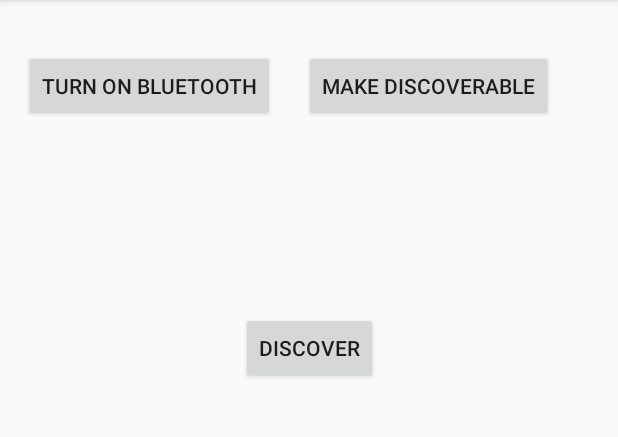
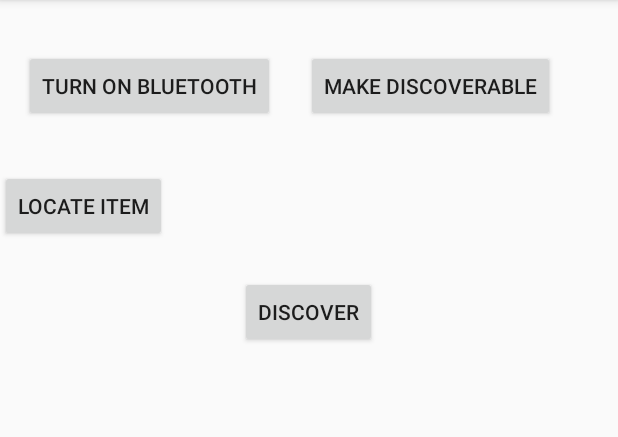
Before and after one commit to Kevnaut/Kiwy, an Android app: the screen it shows after launch (MainActivity), on a phone screen of 412 x 824 dp, the part 84-521 px from its top. Run offline under Robolectric (Android 15) with nearby library versions, the phone set to English and light mode, and no system bars.

Commit message:
Added locate item page and attempted file saving again (not working)

```diff
--- a/app/src/main/AndroidManifest.xml
+++ b/app/src/main/AndroidManifest.xml
@@ -8,6 +8,9 @@
     <uses-permission android:name="android.permission.BLUETOOTH_ADMIN" />
     <uses-permission android:name="android.permission.ACCESS_COARSE_LOCATION" />
     <uses-permission android:name="android.permission.ACCESS_FINE_LOCATION" />
+    <uses-permission android:name="android.permission.WRITE_EXTERNAL_STORAGE" />
+    <uses-permission android:name="android.permission.MANAGE_EXTERNAL_STORAGE" />
+    <uses-permission android:name="android.permission.READ_EXTERNAL_STORAGE" />
 
     <application
         android:allowBackup="true"
@@ -16,7 +19,8 @@
         android:roundIcon="@mipmap/ic_launcher_round"
         android:supportsRtl="true"
         android:theme="@style/AppTheme">
-        <activity android:name=".AddEntry"></activity>
+        <activity android:name=".LocateItem"></activity>
+        <activity android:name=".AddEntry" />
         <activity android:name=".MainActivity">
             <intent-filter>
                 <action android:name="android.intent.action.MAIN" />
--- a/app/src/main/java/com/example/kiwy/MainActivity.java
+++ b/app/src/main/java/com/example/kiwy/MainActivity.java
@@ -27,6 +27,7 @@ public class MainActivity extends AppCompatActivity {
     Button btnEnableDisable_Discoverable;
     Button btnONOFF;
     Button btnDiscoverDevices;
+    Button btnLocateItem;
     public ArrayList<BluetoothDevice> mBTDevices = new ArrayList<>();
     public DeviceListAdapter mDeviceListAdapter;
     ListView lvNewDevices;
@@ -119,12 +120,21 @@ public class MainActivity extends AppCompatActivity {
 
         // Initializing the buttons
         btnONOFF = (Button) findViewById(R.id.btnONOFF);
+        btnLocateItem = (Button) findViewById(R.id.btnLocateItem);
         btnEnableDisable_Discoverable = (Button) findViewById(R.id.btnEnableDisable_Discoverable);
         btnDiscoverDevices = (Button) findViewById(R.id.btnDiscoverDevices);
         lvNewDevices = (ListView) findViewById(R.id.lvNewDevices);
         mBTDevices = new ArrayList<>();
 
         // All onClick actions
+
+        btnLocateItem.setOnClickListener(new View.OnClickListener() {
+            @Override
+            public void onClick(View view) {
+                openLocateItem();
+            }
+        });
+
         lvNewDevices.setOnItemClickListener(new AdapterView.OnItemClickListener() {
             @Override
             public void onItemClick(AdapterView<?> adapterView, View view, int i, long l) {
@@ -168,6 +178,8 @@ public class MainActivity extends AppCompatActivity {
             @RequiresApi(api = Build.VERSION_CODES.M)
             @Override
             public void onClick(View view) {
+                lvNewDevices.setAdapter(null);
+                mBTDevices.clear();
                 Log.d(TAG, "onClick: Looking for unpaird devices");
 
                 if(mBluetoothAdapter.isDiscovering()) {
@@ -188,6 +200,7 @@ public class MainActivity extends AppCompatActivity {
                     IntentFilter discoverDevicesIntent = new IntentFilter(BluetoothDevice.ACTION_FOUND);
                     registerReceiver(mBroadcastReceiver3, discoverDevicesIntent);
                 }
+
 
             }
         });
@@ -235,4 +248,8 @@ public class MainActivity extends AppCompatActivity {
         intent.putExtra("btDeviceAddress", device.getAddress());
         startActivity(intent);
     }
+    public void openLocateItem() {
+        Intent intent = new Intent(this, LocateItem.class);
+        startActivity(intent);
+    }
 }
--- a/app/src/main/res/layout/activity_main.xml
+++ b/app/src/main/res/layout/activity_main.xml
@@ -25,7 +25,7 @@
         android:text="Make Discoverable"
         app:layout_constraintBottom_toBottomOf="parent"
         app:layout_constraintEnd_toEndOf="parent"
-        app:layout_constraintHorizontal_bias="0.312"
+        app:layout_constraintHorizontal_bias="0.328"
         app:layout_constraintStart_toEndOf="@+id/btnONOFF"
         app:layout_constraintTop_toTopOf="parent"
         app:layout_constraintVertical_bias="0.046" />
@@ -43,9 +43,21 @@
         android:id="@+id/btnDiscoverDevices"
         android:layout_width="wrap_content"
         android:layout_height="wrap_content"
+        android:layout_marginBottom="24dp"
         android:text="Discover"
         app:layout_constraintBottom_toTopOf="@+id/lvNewDevices"
         app:layout_constraintEnd_toEndOf="parent"
+        app:layout_constraintHorizontal_bias="0.498"
         app:layout_constraintStart_toStartOf="parent" />
 
+    <Button
+        android:id="@+id/btnLocateItem"
+        android:layout_width="wrap_content"
+        android:layout_height="wrap_content"
+        android:text="Locate Item"
+        app:layout_constraintBottom_toTopOf="@+id/btnDiscoverDevices"
+        app:layout_constraintTop_toBottomOf="@+id/btnONOFF"
+        app:layout_constraintVertical_bias="0.58"
+        tools:layout_editor_absoluteX="51dp" />
+
 </androidx.constraintlayout.widget.ConstraintLayout>
```
Also changed, not shown: app/src/main/java/com/example/kiwy/AddEntry.java (+42 -5 lines), app/src/main/java/com/example/kiwy/LocateItem.java (added, +14 -0 lines), app/src/main/res/layout/activity_locate_item.xml (added, +9 -0 lines).
